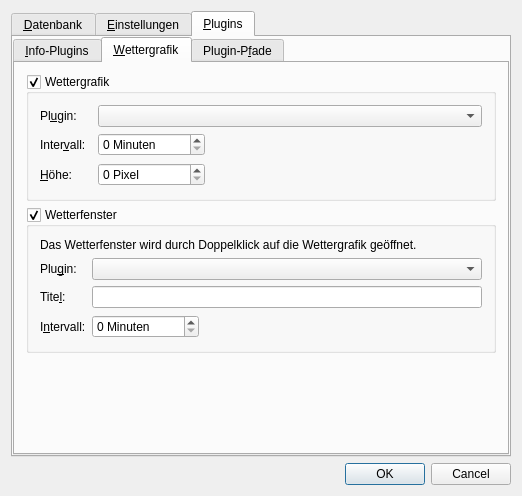
Above: src/gui/windows/SettingsWindow.ui from startkladde/startkladde before the change. Below: the same form after it.
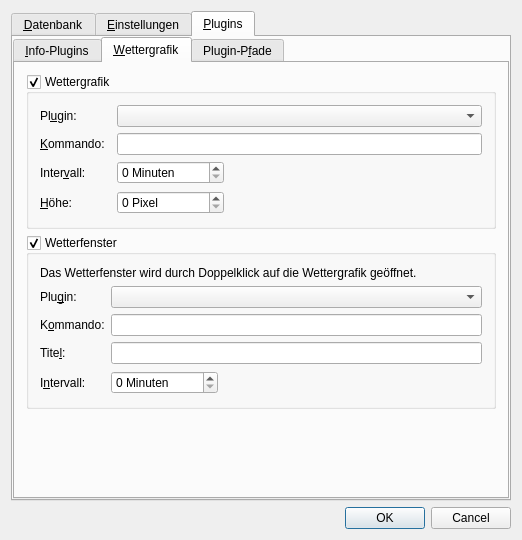
That is the form after the change. The open tabs and pages were chosen to show the change. Custom widgets are drawn as their Qt base class.

Commit message: External weather plugin selection in GUI Minor plugin improvements

The edit to the form file:
```diff
--- a/src/gui/windows/SettingsWindow.ui
+++ b/src/gui/windows/SettingsWindow.ui
@@ -7,7 +7,7 @@
     <x>0</x>
     <y>0</y>
     <width>522</width>
-    <height>496</height>
+    <height>540</height>
    </rect>
   </property>
   <property name="windowTitle">
@@ -602,7 +602,7 @@
               <bool>true</bool>
              </property>
              <layout class="QGridLayout" name="gridLayout_12">
-              <item row="5" column="0" colspan="2">
+              <item row="6" column="0" colspan="2">
                <widget class="QLabel" name="weatherPluginHeightLabel">
                 <property name="text">
                  <string>&amp;Höhe:</string>
@@ -612,7 +612,7 @@
                 </property>
                </widget>
               </item>
-              <item row="5" column="2">
+              <item row="6" column="2">
                <widget class="QSpinBox" name="weatherPluginHeightInput">
                 <property name="toolTip">
                  <string>Höhe der Wettergrafik</string>
@@ -625,7 +625,7 @@
                 </property>
                </widget>
               </item>
-              <item row="5" column="3">
+              <item row="6" column="3">
                <spacer name="horizontalSpacer_5">
                 <property name="orientation">
                  <enum>Qt::Horizontal</enum>
@@ -638,7 +638,7 @@
                 </property>
                </spacer>
               </item>
-              <item row="3" column="0">
+              <item row="4" column="0">
                <widget class="QLabel" name="weatherPluginIntervalLabel">
                 <property name="text">
                  <string>Inter&amp;vall:</string>
@@ -649,7 +649,7 @@
                </widget>
               </item>
               <item row="1" column="0">
-               <widget class="QLabel" name="weatherPluginCommandLabel">
+               <widget class="QLabel" name="weatherPluginLabel">
                 <property name="text">
                  <string>Pl&amp;ugin:</string>
                 </property>
@@ -658,7 +658,7 @@
                 </property>
                </widget>
               </item>
-              <item row="3" column="2">
+              <item row="4" column="2">
                <widget class="QSpinBox" name="weatherPluginIntervalInput">
                 <property name="toolTip">
                  <string>Dauer zwischen Aktualisierungen der Wettergrafik</string>
@@ -671,7 +671,7 @@
                 </property>
                </widget>
               </item>
-              <item row="3" column="3">
+              <item row="4" column="3">
                <spacer name="horizontalSpacer_6">
                 <property name="orientation">
                  <enum>Qt::Horizontal</enum>
@@ -687,6 +687,19 @@
               <item row="1" column="2" colspan="2">
                <widget class="SkComboBox" name="weatherPluginInput"/>
               </item>
+              <item row="2" column="2" colspan="2">
+               <widget class="QLineEdit" name="weatherPluginCommandInput"/>
+              </item>
+              <item row="2" column="0">
+               <widget class="QLabel" name="weatherPluginCommandLabel">
+                <property name="text">
+                 <string>&amp;Kommando:</string>
+                </property>
+                <property name="buddy">
+                 <cstring>weatherPluginCommandInput</cstring>
+                </property>
+               </widget>
+              </item>
              </layout>
             </widget>
            </item>
@@ -700,7 +713,7 @@
              </property>
              <layout class="QGridLayout" name="gridLayout_11">
               <item row="1" column="0">
-               <widget class="QLabel" name="weatherWindowCommandLabel">
+               <widget class="QLabel" name="weatherWindowPluginLabel">
                 <property name="text">
                  <string>Plu&amp;gin:</string>
                 </property>
@@ -709,7 +722,7 @@
                 </property>
                </widget>
               </item>
-              <item row="2" column="0">
+              <item row="3" column="0">
                <widget class="QLabel" name="weatherWindowTitleLabel">
                 <property name="text">
                  <string>Tite&amp;l:</string>
@@ -719,14 +732,14 @@
                 </property>
                </widget>
               </item>
-              <item row="2" column="1" colspan="2">
+              <item row="3" column="1" colspan="2">
                <widget class="QLineEdit" name="weatherWindowTitleInput">
                 <property name="toolTip">
                  <string>Titel des Wetterfensters</string>
                 </property>
                </widget>
               </item>
-              <item row="3" column="0">
+              <item row="4" column="0">
                <widget class="QLabel" name="weatherWindowIntervalLabel">
                 <property name="text">
                  <string>I&amp;ntervall:</string>
@@ -736,7 +749,7 @@
                 </property>
                </widget>
               </item>
-              <item row="3" column="1">
+              <item row="4" column="1">
                <widget class="QSpinBox" name="weatherWindowIntervalInput">
                 <property name="toolTip">
                  <string>Dauer zwischen Aktualisierungen der Grafik im Wetterfenster</string>
@@ -749,7 +762,7 @@
                 </property>
                </widget>
               </item>
-              <item row="3" column="2">
+              <item row="4" column="2">
                <spacer name="horizontalSpacer_4">
                 <property name="orientation">
                  <enum>Qt::Horizontal</enum>
@@ -775,6 +788,19 @@
               <item row="1" column="1" colspan="2">
                <widget class="SkComboBox" name="weatherWindowPluginInput"/>
               </item>
+              <item row="2" column="0">
+               <widget class="QLabel" name="weatherWindowCommandLabel">
+                <property name="text">
+                 <string>K&amp;ommando:</string>
+                </property>
+                <property name="buddy">
+                 <cstring>weatherWindowCommandInput</cstring>
+                </property>
+               </widget>
+              </item>
+              <item row="2" column="1" colspan="2">
+               <widget class="QLineEdit" name="weatherWindowCommandInput"/>
+              </item>
              </layout>
             </widget>
            </item>
```
The commit also changes 15 other files.
